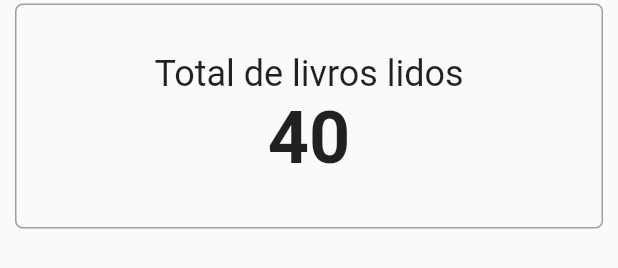
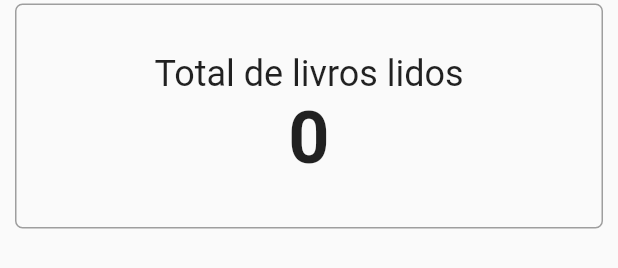
Before and after one commit to SariaBarros/ProgMobT2, a Flutter app: the TelaEstatistica widget shown alone on an empty page, opened directly, on a phone screen of 412 x 824 dp. Shown: the part 172-440 px from the top of the screen. Run offline on Flutter 3.47's test engine with Material 2 defaults, Android fonts, the light colour scheme and no system bars; our stand-ins replace cloud_firestore, firebase_auth, firebase_core; accounts and stored records are empty; network calls fail.

Commit message:
versao final

```diff
--- a/readingcount/lib/models/livro_dao.dart
+++ b/readingcount/lib/models/livro_dao.dart
@@ -23,4 +23,11 @@ class LivroDAO {
         .where('lido', isEqualTo: false)
         .snapshots();
   }
+
+  Stream<QuerySnapshot> getLivrosLidos(String usuarioUid) {
+    return collection
+        .where('usuarioUid', isEqualTo: usuarioUid)
+        .where('lido', isEqualTo: true)
+        .snapshots();
+  }
 }
--- a/readingcount/lib/models/login_manager.dart
+++ b/readingcount/lib/models/login_manager.dart
@@ -12,6 +12,7 @@ class LoginManager extends ChangeNotifier {
 
   bool get logado => _auth.currentUser != null;
   bool get tocouCadastro => _tocouCadastro;
+
   Usuario? get usuario {
     if (_usuario == null && _auth.currentUser != null) {
       _carregarUsuario();
@@ -37,6 +38,7 @@ class LoginManager extends ChangeNotifier {
 
       _criarUsuario(nome);
       _carregarUsuario();
+      _tocouCadastro = false;
     } on FirebaseAuthException catch (e) {
       print(e);
     } catch (e) {
--- a/readingcount/lib/telas/tela_estatistica.dart
+++ b/readingcount/lib/telas/tela_estatistica.dart
@@ -1,10 +1,17 @@
+import 'package:cloud_firestore/cloud_firestore.dart';
 import 'package:flutter/material.dart';
+import 'package:provider/provider.dart';
+
+import '../models/models.dart';
 
 class TelaEstatistica extends StatelessWidget {
   const TelaEstatistica({Key? key}) : super(key: key);
 
   @override
   Widget build(BuildContext context) {
+    final loginManager = Provider.of<LoginManager>(context, listen: false);
+    final livroDAO = Provider.of<LivroDAO>(context, listen: false);
+
     return Padding(
         padding: const EdgeInsets.all(10),
         child: Column(
@@ -25,17 +32,26 @@ class TelaEstatistica extends StatelessWidget {
               height: 150,
               width: double.infinity,
               child: Center(
-                child: Column(
-                  mainAxisAlignment: MainAxisAlignment.center,
-                  children: const [
-                    Text('Total de livros lidos',
-                        style: TextStyle(fontSize: 24)),
-                    Text('40',
-                        style: TextStyle(
-                            fontSize: 48, fontWeight: FontWeight.bold)),
-                  ],
-                ),
-              ),
+                  child: StreamBuilder<QuerySnapshot>(
+                      stream: livroDAO.getLivrosLidos(loginManager.uid!),
+                      builder: (context, snapshot) {
+                        if (!snapshot.hasData) {
+                          return const CircularProgressIndicator();
+                        }
+
+                        return Column(
+                          mainAxisAlignment: MainAxisAlignment.center,
+                          children: [
+                            const Text('Total de livros lidos',
+                                style: TextStyle(fontSize: 24)),
+                            Text(
+                              snapshot.data!.docs.length.toString(),
+                              style: const TextStyle(
+                                  fontSize: 48, fontWeight: FontWeight.bold),
+                            ),
+                          ],
+                        );
+                      })),
               decoration: BoxDecoration(
                 border: Border.all(
                   color: Colors.grey,
```
